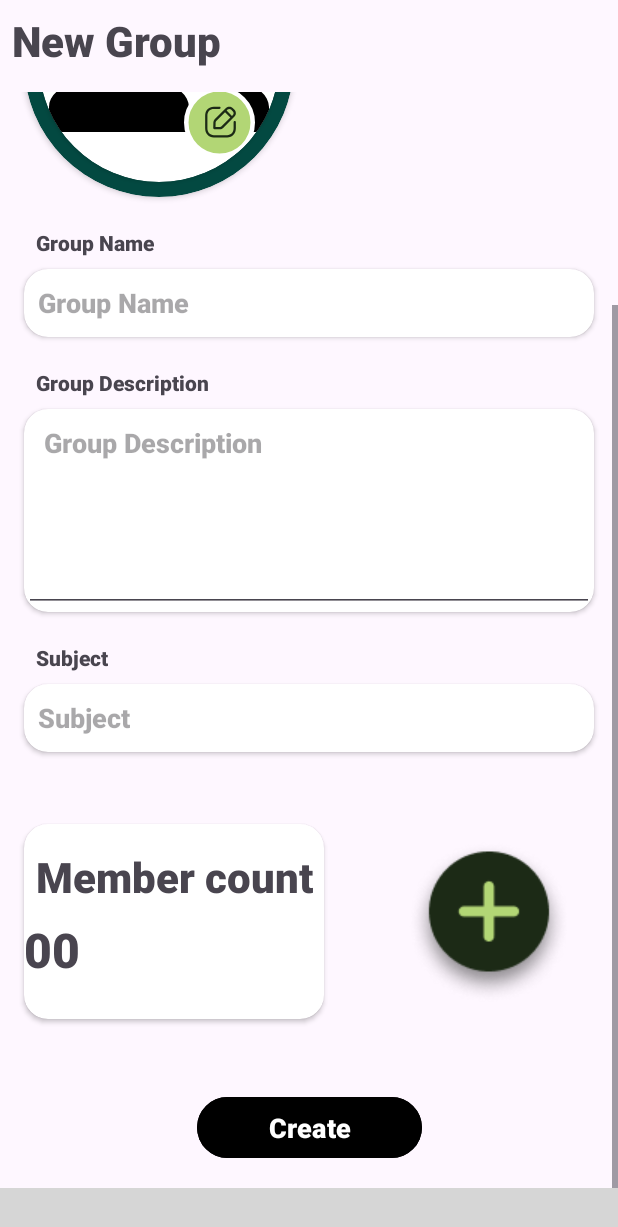
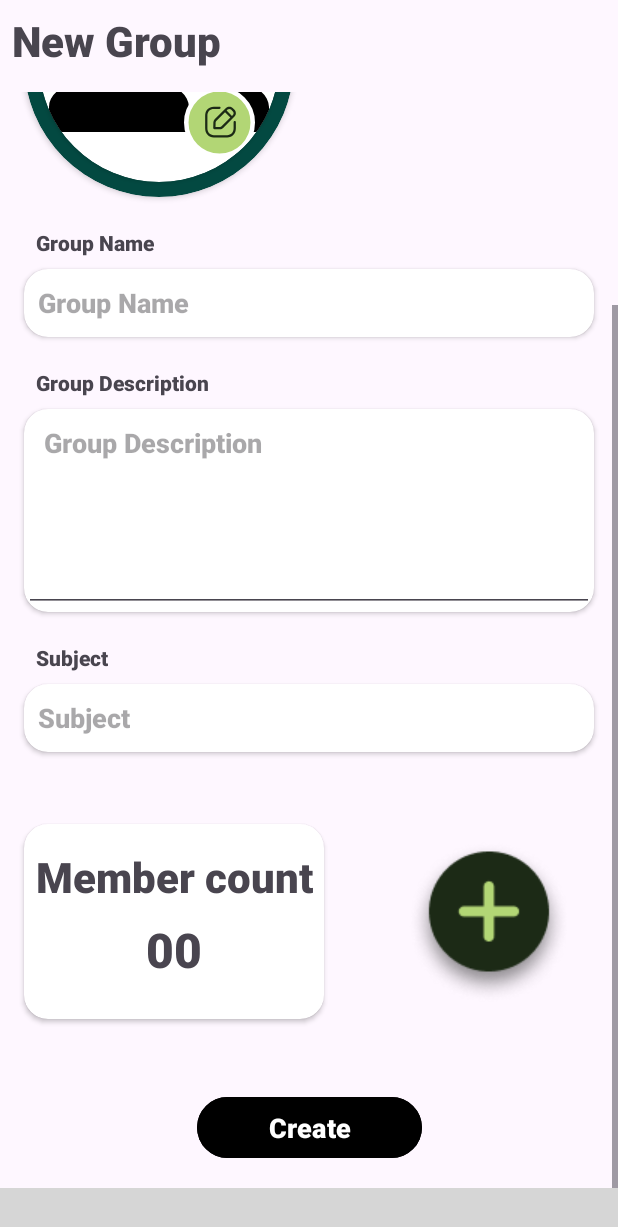
Before and after one commit to kartiksharmakk/TutorApp, an Android app: the CreateGroupFragment screen opened through its navigation route, scrolled down 174 dp, on a phone screen of 412 x 824 dp. Shown: the top 1227 px of the screen. Run offline under Robolectric (Android 15) with nearby library versions, the phone set to English and light mode, and no system bars; plain views replace BottomNavigationCircles; 1 statement that could not run was skipped; grey boxes are pictures that could not be loaded.

Commit message:
create group ui

```diff
--- a/app/src/main/res/layout/fragment_create_group.xml
+++ b/app/src/main/res/layout/fragment_create_group.xml
@@ -254,8 +254,9 @@
                         android:textSize="32dp"
                         android:textStyle="bold"
                         app:layout_constraintBottom_toBottomOf="parent"
-                        app:layout_constraintTop_toBottomOf="@+id/textView26"
-                        tools:layout_editor_absoluteX="64dp" />
+                        app:layout_constraintEnd_toEndOf="parent"
+                        app:layout_constraintStart_toStartOf="parent"
+                        app:layout_constraintTop_toBottomOf="@+id/textView26" />
                 </androidx.constraintlayout.widget.ConstraintLayout>
 
             </androidx.cardview.widget.CardView>
```
